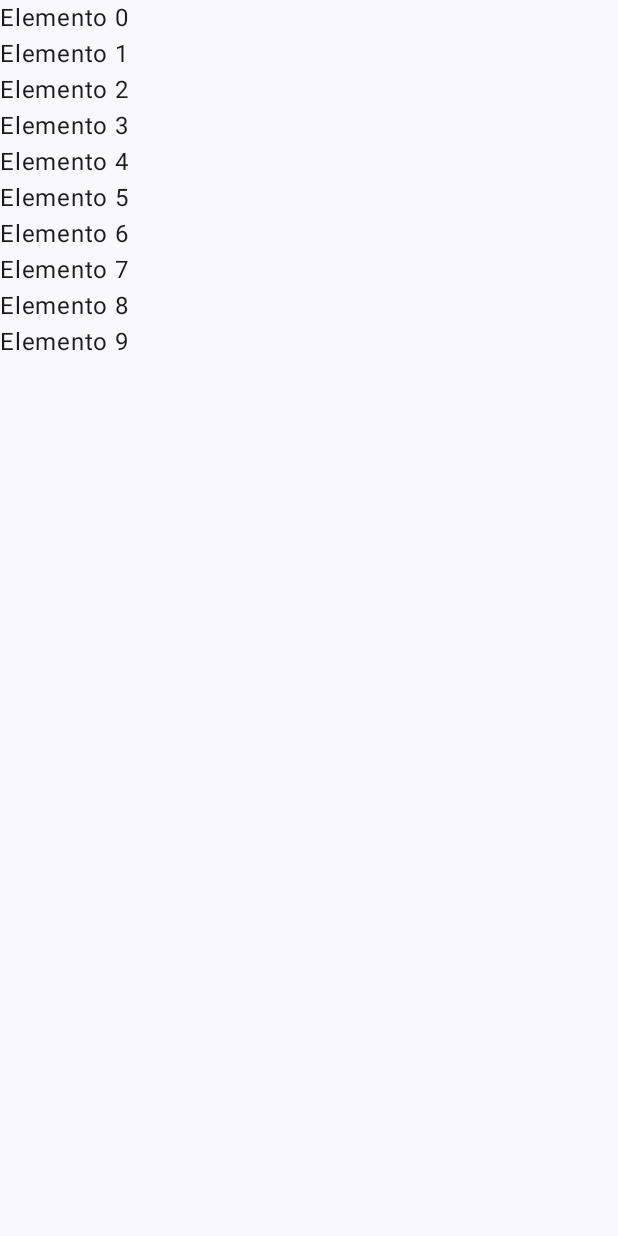
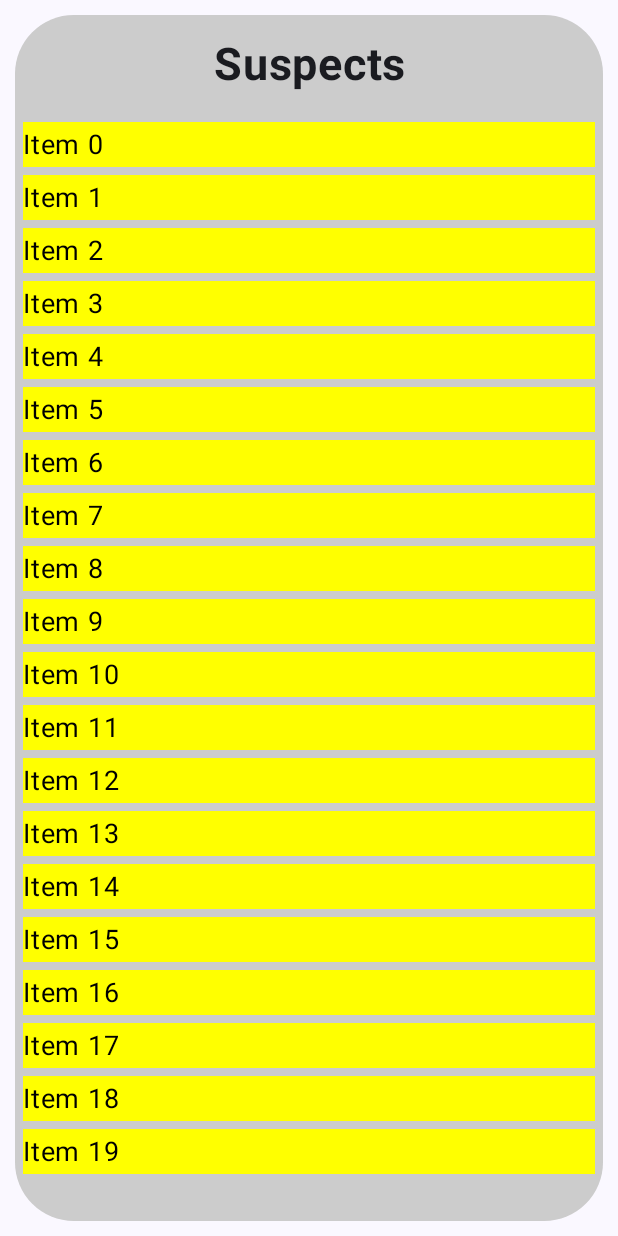
Before and after one commit to TomasHBach/Cluedroid, an Android app built with Jetpack Compose: the composable SuspectsTab shown on its own in the app's theme, on a phone screen of 412 x 824 dp. Run offline under Robolectric (Android 15) with nearby library versions, the phone set to English and light mode, and no system bars; 1 statement that could not run was skipped.

Commit message:
Implemented List and List Items

```diff
--- a/app/src/main/java/com/example/cluedroid/MainActivity.kt
+++ b/app/src/main/java/com/example/cluedroid/MainActivity.kt
@@ -5,15 +5,24 @@ import androidx.activity.ComponentActivity
 import androidx.activity.compose.setContent
 import androidx.compose.foundation.ExperimentalFoundationApi
 import androidx.compose.foundation.background
+import androidx.compose.foundation.clickable
+import androidx.compose.foundation.gestures.rememberScrollableState
+import androidx.compose.foundation.gestures.scrollable
 import androidx.compose.foundation.layout.Arrangement
 import androidx.compose.foundation.layout.Column
+import androidx.compose.foundation.layout.Row
 import androidx.compose.foundation.layout.fillMaxSize
 import androidx.compose.foundation.layout.fillMaxWidth
+import androidx.compose.foundation.layout.height
+import androidx.compose.foundation.layout.padding
 import androidx.compose.foundation.layout.size
 import androidx.compose.foundation.layout.width
+import androidx.compose.foundation.lazy.LazyColumn
 import androidx.compose.foundation.pager.HorizontalPager
 import androidx.compose.foundation.pager.rememberPagerState
 import androidx.compose.foundation.rememberScrollState
+import androidx.compose.foundation.shape.CornerSize
+import androidx.compose.foundation.shape.RoundedCornerShape
 import androidx.compose.foundation.verticalScroll
 import androidx.compose.material.icons.Icons
 import androidx.compose.material.icons.filled.Face
@@ -36,20 +45,21 @@ import androidx.compose.material3.TopAppBar
 import androidx.compose.material3.TopAppBarDefaults
 import androidx.compose.runtime.Composable
 import androidx.compose.runtime.getValue
-import androidx.compose.runtime.mutableIntStateOf
+import androidx.compose.runtime.mutableStateOf
 import androidx.compose.runtime.remember
 import androidx.compose.runtime.rememberCoroutineScope
 import androidx.compose.runtime.setValue
 import androidx.compose.ui.Alignment
 import androidx.compose.ui.Modifier
+import androidx.compose.ui.draw.clip
 import androidx.compose.ui.graphics.Color
 import androidx.compose.ui.text.font.FontWeight
 import androidx.compose.ui.text.style.TextAlign
+import androidx.compose.ui.text.style.TextDecoration
 import androidx.compose.ui.tooling.preview.Preview
 import androidx.compose.ui.unit.dp
 import androidx.compose.ui.unit.sp
 import com.example.cluedroid.ui.theme.CluedroidTheme
-import kotlinx.coroutines.coroutineScope
 import kotlinx.coroutines.launch
 
 class MainActivity : ComponentActivity() {
@@ -76,7 +86,7 @@ fun CluedroidMain(modifier: Modifier = Modifier) {
     val tabIconsNotSelected = listOf(Icons.Outlined.Home, Icons.Outlined.Face)
     val tabs = listOf(HideTab(), SuspectsTab())
 
-    val pagerState = rememberPagerState( pageCount = { tabs.size } )
+    val pagerState = rememberPagerState(pageCount = { tabs.size })
     val coroutineScope = rememberCoroutineScope()
 
     Column(
@@ -130,7 +140,7 @@ fun CluedroidMain(modifier: Modifier = Modifier) {
                         )
                     },
                     selected = pagerState.currentPage == it,
-                    onClick = { coroutineScope.launch { pagerState.animateScrollToPage(it) }})
+                    onClick = { coroutineScope.launch { pagerState.animateScrollToPage(it) } })
             }
         }
     }
@@ -183,17 +193,82 @@ fun HideTab(modifier: Modifier = Modifier) {
 fun SuspectsTab(modifier: Modifier = Modifier) {
     Column(
         modifier = modifier
-            .verticalScroll(rememberScrollState())
     ) {
-        repeat(10) {
-            Text(text = "Elemento $it")
+        Column(
+            modifier = Modifier
+                .fillMaxSize()
+                .padding(10.dp)
+                .clip(RoundedCornerShape(corner = CornerSize(10)))
+                .background(Color.LightGray),
+            verticalArrangement = Arrangement.Top,
+            horizontalAlignment = Alignment.Start,
+        ) {
+
+            Text(
+                modifier = Modifier
+                    .fillMaxWidth()
+                    .padding(top = 15.dp, bottom = 20.dp),
+                text = "Suspects",
+                textAlign = TextAlign.Center,
+                fontSize = 30.sp,
+                fontWeight = FontWeight.Bold
+            )
+
+            Column(
+                modifier = Modifier
+                    .fillMaxSize()
+                    .background(Color.Transparent)
+                    .padding(bottom = 15.dp)
+                    .verticalScroll(rememberScrollState()),
+                verticalArrangement = Arrangement.Top,
+                horizontalAlignment = Alignment.Start,
+            ) {
+                repeat(20) {
+                    ListItem(itemText = "Item $it")
+                }
+            }
+
         }
     }
 }
 
+@Composable
+fun ListItem(modifier: Modifier = Modifier, itemText: String) {
+    var textColor by remember { mutableStateOf(Color.Black) }
+    var textDecoration by remember { mutableStateOf(TextDecoration.None) }
+
+    Row(
+        modifier = modifier
+            .fillMaxWidth()
+            .height(35.dp)
+            .padding(bottom = 5.dp, start = 5.dp, end = 5.dp)
+            .background(Color.Yellow)
+            .clickable {
+                if (textColor == Color.Black) {
+                    textColor = Color.Yellow
+                    textDecoration = TextDecoration.LineThrough
+                } else {
+                    textColor = Color.Black
+                    textDecoration = TextDecoration.None
+                }
+            }
+            .clip(shape = RoundedCornerShape(10)),
+        verticalAlignment = Alignment.CenterVertically
+    ) {
+        Text(
+            modifier = Modifier
+                .fillMaxWidth(),
+            text = itemText,
+            color = textColor,
+            textDecoration = textDecoration,
+            fontSize = 18.sp
+        )
+    }
+
+}
 @Preview(showBackground = true)
 @Composable
-fun GreetingPreview() {
+fun CluedroidPreview() {
     CluedroidTheme {
         CluedroidMain()
     }
```
